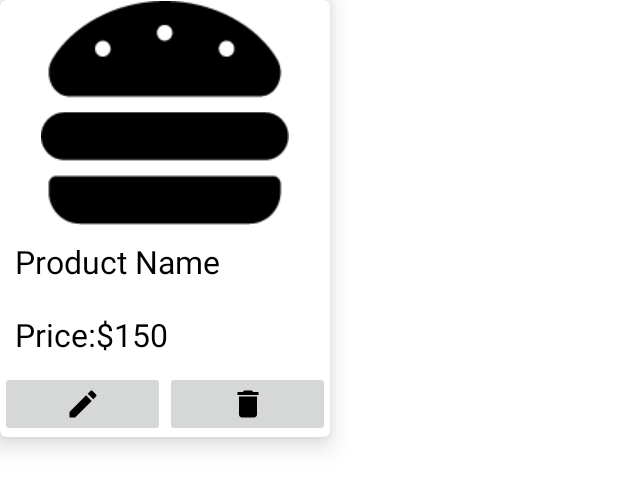
After one commit to Sandesh621/Chamena, an Android app: the layout product_item.xml on its own in the app's theme, with its tools: preview values and no code run, on a phone screen of 412 x 824 dp. The commit adds this screen. Shown: the top 488 px of the screen. Run offline under Robolectric (Android 15) with nearby library versions, the phone set to English and light mode, and no system bars.

Commit message:
Showing all the added products in admin home

```diff
--- a/app/build.gradle
+++ b/app/build.gradle
@@ -49,8 +49,8 @@ dependencies {
     implementation 'com.squareup.retrofit2:converter-gson:2.5.0'
     //Todo: For network:: image loading and caching
     implementation 'com.github.bumptech.glide:annotations:4.9.0'
-    annotationProcessor 'com.github.bumptech.glide:compiler:4.9.0'
-    implementation 'com.github.bumptech.glide:glide:4.0.0'
+    annotationProcessor 'com.github.bumptech.glide:compiler:4.14.2'
+    implementation 'com.github.bumptech.glide:glide:4.14.2'
 
     //Todo: Swipe to Refresh Layout
     implementation 'androidx.swiperefreshlayout:swiperefreshlayout:1.1.0'
--- a/app/src/main/java/com/bcis/chamena/common/FetchProductsDetailsModel.java
+++ b/app/src/main/java/com/bcis/chamena/common/FetchProductsDetailsModel.java
@@ -1,4 +1,6 @@
 package com.bcis.chamena.common;
+
+import android.util.Log;
 
 import androidx.lifecycle.LiveData;
 import androidx.lifecycle.MutableLiveData;
@@ -14,7 +16,7 @@ public class FetchProductsDetailsModel extends ViewModel {
     private MutableLiveData<Status> status = new MutableLiveData<>();
     public LiveData<List<Product>> _products =products;
     public LiveData<Status> _status = status;
-    void fetchAll(){
+   public void fetchAll(){
         status.setValue(Status.PROGRESS);
         FetchProductsDetails fetchProductsDetails=new FetchProductsDetails();
         fetchProductsDetails.fetchAll().addOnFetchListener(new FetchProductsDetails.AddOnFetchListener() {
--- a/app/src/main/java/com/bcis/chamena/common/RecyclerViewMargin.java
+++ b/app/src/main/java/com/bcis/chamena/common/RecyclerViewMargin.java
@@ -2,9 +2,9 @@ package com.bcis.chamena.common;
 
 
 import android.graphics.Rect;
-import android.support.annotation.IntRange;
 import android.view.View;
 
+import androidx.annotation.IntRange;
 import androidx.recyclerview.widget.RecyclerView;
 
 public class RecyclerViewMargin extends RecyclerView.ItemDecoration {
--- /dev/null
+++ b/app/src/main/res/drawable/edit.xml
@@ -0,0 +1,5 @@
+<vector android:height="24dp" android:tint="#000000"
+    android:viewportHeight="24" android:viewportWidth="24"
+    android:width="24dp" xmlns:android="http://schemas.android.com/apk/res/android">
+    <path android:fillColor="@android:color/white" android:pathData="M3,17.25V21h3.75L17.81,9.94l-3.75,-3.75L3,17.25zM20.71,7.04c0.39,-0.39 0.39,-1.02 0,-1.41l-2.34,-2.34c-0.39,-0.39 -1.02,-0.39 -1.41,0l-1.83,1.83 3.75,3.75 1.83,-1.83z"/>
+</vector>
--- /dev/null
+++ b/app/src/main/res/layout/product_item.xml
@@ -0,0 +1,60 @@
+<?xml version="1.0" encoding="utf-8"?>
+<com.google.android.material.card.MaterialCardView xmlns:android="http://schemas.android.com/apk/res/android"
+    xmlns:app="http://schemas.android.com/apk/res-auto"
+    xmlns:tools="http://schemas.android.com/tools"
+    android:layout_width="220dp"
+    android:layout_height="wrap_content"
+    app:cardElevation="@dimen/default_margin">
+        <LinearLayout
+            android:orientation="vertical"
+            android:layout_width="match_parent"
+            android:layout_height="wrap_content">
+            <ImageView
+                android:id="@+id/image"
+                android:src="@drawable/burger"
+                android:layout_gravity="center"
+                android:scaleType="center"
+                android:layout_width="match_parent"
+                android:layout_height="150dp"/>
+            <TextView
+                android:id="@+id/productname"
+                android:text="Product Name"
+                android:textColor="@color/black"
+                android:padding="@dimen/default_margin"
+                android:textSize="21sp"
+                android:layout_width="wrap_content"
+                android:layout_height="wrap_content"/>
+            <TextView
+                android:id="@+id/price"
+                android:text="Price:$150"
+                android:textColor="@color/black"
+                android:padding="@dimen/default_margin"
+                android:textSize="21sp"
+                android:layout_width="wrap_content"
+                android:layout_height="wrap_content"/>
+            <LinearLayout
+                android:layout_gravity="center"
+                android:gravity="center"
+                android:orientation="horizontal"
+                android:layout_width="match_parent"
+                android:layout_height="wrap_content">
+
+                <androidx.appcompat.widget.AppCompatImageButton
+                    android:id="@+id/edit"
+                    android:src="@drawable/edit"
+                    android:layout_width="110dp"
+                    android:layout_height="wrap_content"/>
+                <androidx.appcompat.widget.AppCompatImageButton
+                    android:id="@+id/delete"
+                    android:src="@drawable/delete"
+                    android:layout_width="110dp"
+                    android:layout_height="wrap_content"/>
+            </LinearLayout>
+
+
+        </LinearLayout>
+
+
+
+
+</com.google.android.material.card.MaterialCardView>
```
Also changed, not shown: app/src/main/java/com/bcis/chamena/adapter/AdminProductItemAdapter.java (added, +60 -0 lines), app/src/main/java/com/bcis/chamena/fragment/AdminHomeFragment.java (+33 -3 lines), app/src/main/res/layout/admin_home_layout.xml (+35 -6 lines).
